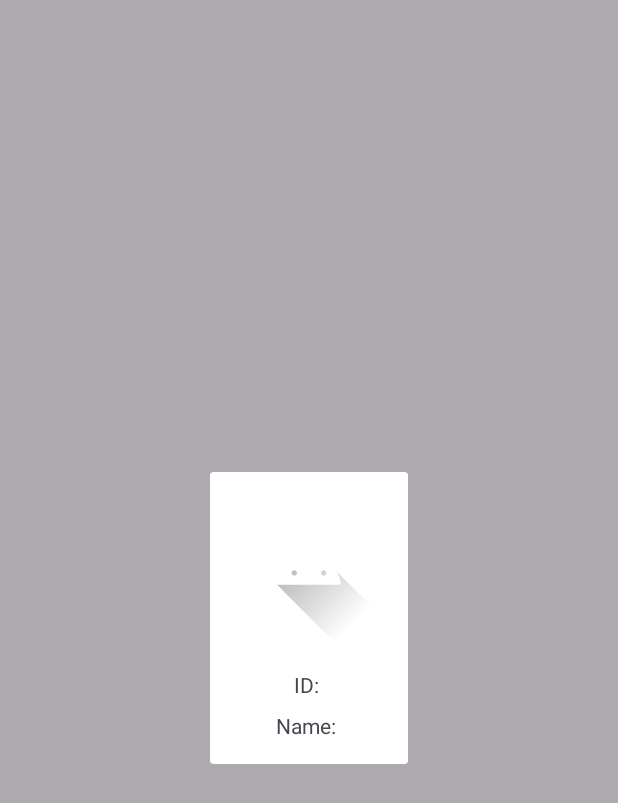
After one commit to Seungkyu-Han/MoApp, an Android app: the fragment ProfileFragment shown on its own in the app's theme, on a phone screen of 412 x 824 dp. The commit adds this screen. Shown: the top 803 px of the screen. Run offline under Robolectric (Android 15) with nearby library versions, the phone set to English and light mode, and no system bars; pictures from the network do not load.

Commit message:
친구 리스트 클릭시 프로필 화면 출력

```diff
--- a/app/src/main/java/com/example/moapp/fragment/FriendsFragment.kt
+++ b/app/src/main/java/com/example/moapp/fragment/FriendsFragment.kt
@@ -10,6 +10,7 @@ import android.view.View
 import android.view.ViewGroup
 import androidx.core.view.ViewCompat
 import androidx.fragment.app.Fragment
+import androidx.fragment.app.FragmentActivity
 import androidx.recyclerview.widget.LinearLayoutManager
 import androidx.recyclerview.widget.RecyclerView
 import com.bumptech.glide.Glide
@@ -58,6 +59,20 @@ class FriendsAdapter(var userModels: List<User>) : RecyclerView.Adapter<Recycler
         Glide.with(binding.friendsItemImageview.context)
             .load(userModels[position].img)
             .into(binding.friendsItemImageview)
+
+        // 아이템 클릭 시 프로필 팝업 표시
+        holder.itemView.setOnClickListener {
+            val fragmentManager = (holder.itemView.context as FragmentActivity).supportFragmentManager
+            val profileFragment = ProfileFragment()
+
+            val args = Bundle()
+            args.putInt(ProfileFragment.ARG_USER_ID, userModels[position].id)
+            args.putString(ProfileFragment.ARG_USER_NAME, userModels[position].name)
+            args.putString(ProfileFragment.ARG_USER_IMG, userModels[position].img)
+            profileFragment.arguments = args
+
+            profileFragment.show(fragmentManager, ProfileFragment::class.java.simpleName)
+        }
     }
     fun updateData(newList: List<User>) {
         userModels = newList
--- /dev/null
+++ b/app/src/main/java/com/example/moapp/fragment/ProfileFragment.kt
@@ -0,0 +1,40 @@
+package com.example.moapp.fragment
+
+import android.os.Bundle
+import android.view.LayoutInflater
+import android.view.View
+import android.view.ViewGroup
+import androidx.fragment.app.DialogFragment
+import com.bumptech.glide.Glide
+import com.example.moapp.databinding.FragmentProfileBinding
+
+class ProfileFragment : DialogFragment() {
+
+    companion object {
+        const val ARG_USER_ID = "user_id"
+        const val ARG_USER_NAME = "user_name"
+        const val ARG_USER_IMG = "user_img"
+    }
+
+    override fun onCreateView(
+        inflater: LayoutInflater, container: ViewGroup?,
+        savedInstanceState: Bundle?
+    ): View? {
+        val binding = FragmentProfileBinding.inflate(inflater, container, false)
+
+        arguments?.let {
+            val userId = it.getInt(ARG_USER_ID, 0)
+            val userName = it.getString(ARG_USER_NAME, "")
+            val userImg = it.getString(ARG_USER_IMG, "")
+
+            // 프로필 정보를 화면에 표시
+            binding.profileTextviewId.text = "ID: $userId"
+            binding.profileTextviewName.text = "Name: $userName"
+            Glide.with(binding.profileImageview.context)
+                .load(userImg)
+                .into(binding.profileImageview)
+        }
+
+        return binding.root
+    }
+}
--- /dev/null
+++ b/app/src/main/res/layout/fragment_profile.xml
@@ -0,0 +1,32 @@
+<?xml version="1.0" encoding="utf-8"?>
+<LinearLayout xmlns:android="http://schemas.android.com/apk/res/android"
+    android:layout_width="match_parent"
+    android:layout_height="match_parent"
+    android:orientation="vertical"
+    android:padding="16dp">
+
+    <ImageView
+        android:id="@+id/profileImageview"
+        android:layout_width="100dp"
+        android:layout_height="100dp"
+        android:layout_gravity="center_horizontal"
+        android:scaleType="centerCrop"
+        android:src="@drawable/ic_launcher_foreground" />
+
+    <TextView
+        android:id="@+id/profileTextviewId"
+        android:layout_width="wrap_content"
+        android:layout_height="wrap_content"
+        android:layout_gravity="center_horizontal"
+        android:layout_marginTop="16dp"
+        android:text="ID: " />
+
+    <TextView
+        android:id="@+id/profileTextviewName"
+        android:layout_width="wrap_content"
+        android:layout_height="wrap_content"
+        android:layout_gravity="center_horizontal"
+        android:layout_marginTop="8dp"
+        android:text="Name: " />
+
+</LinearLayout>
```
